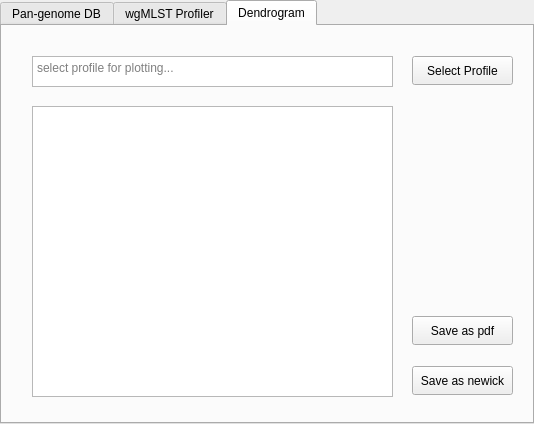
This is gui/design.ui in openCDCTW/Benga as Qt 5 draws it before an edit. The edited form follows.
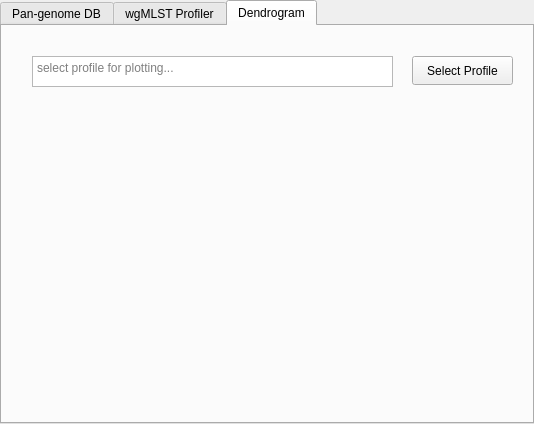
This is the edited form. The open tabs and pages were chosen to show the change.

```diff
--- a/gui/design.ui
+++ b/gui/design.ui
@@ -174,16 +174,6 @@
    <attribute name="title">
     <string>Dendrogram</string>
    </attribute>
-   <widget class="QGraphicsView" name="treeViewer">
-    <property name="geometry">
-     <rect>
-      <x>30</x>
-      <y>80</y>
-      <width>361</width>
-      <height>291</height>
-     </rect>
-    </property>
-   </widget>
    <widget class="QPushButton" name="plottingSelector">
     <property name="geometry">
      <rect>
@@ -210,32 +200,6 @@
      <string>select profile for plotting...</string>
     </property>
    </widget>
-   <widget class="QPushButton" name="toPdfButton">
-    <property name="geometry">
-     <rect>
-      <x>410</x>
-      <y>290</y>
-      <width>101</width>
-      <height>29</height>
-     </rect>
-    </property>
-    <property name="text">
-     <string>Save as pdf</string>
-    </property>
-   </widget>
-   <widget class="QPushButton" name="toNewickButton">
-    <property name="geometry">
-     <rect>
-      <x>410</x>
-      <y>340</y>
-      <width>101</width>
-      <height>29</height>
-     </rect>
-    </property>
-    <property name="text">
-     <string>Save as newick</string>
-    </property>
-   </widget>
   </widget>
  </widget>
  <tabstops>
```
Left out of the diff: 17 changed lines with no effect on the pictures.
